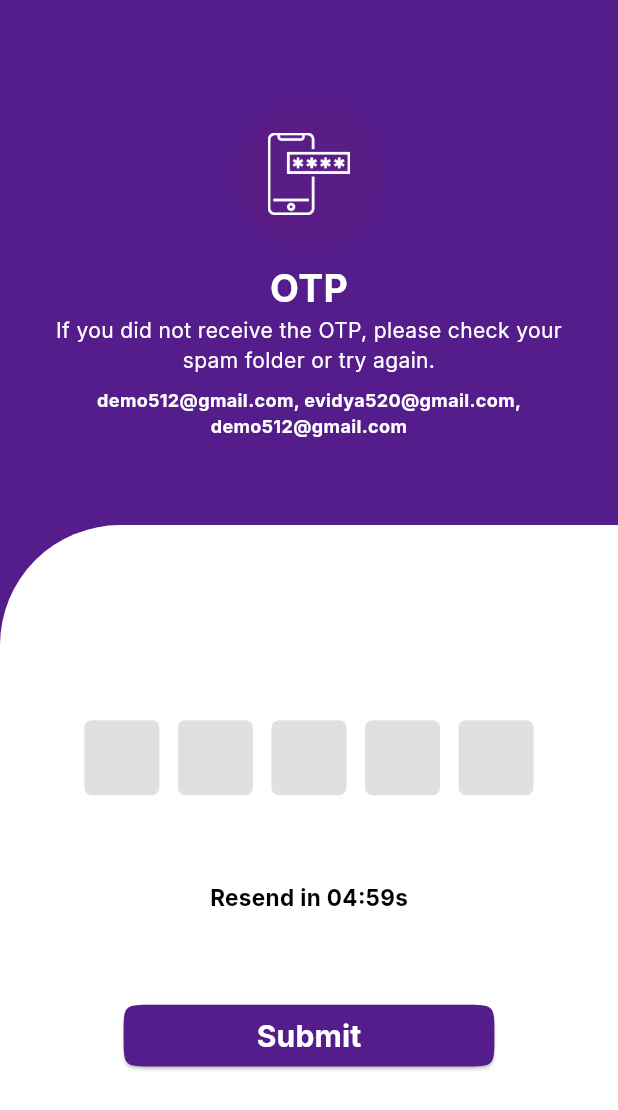
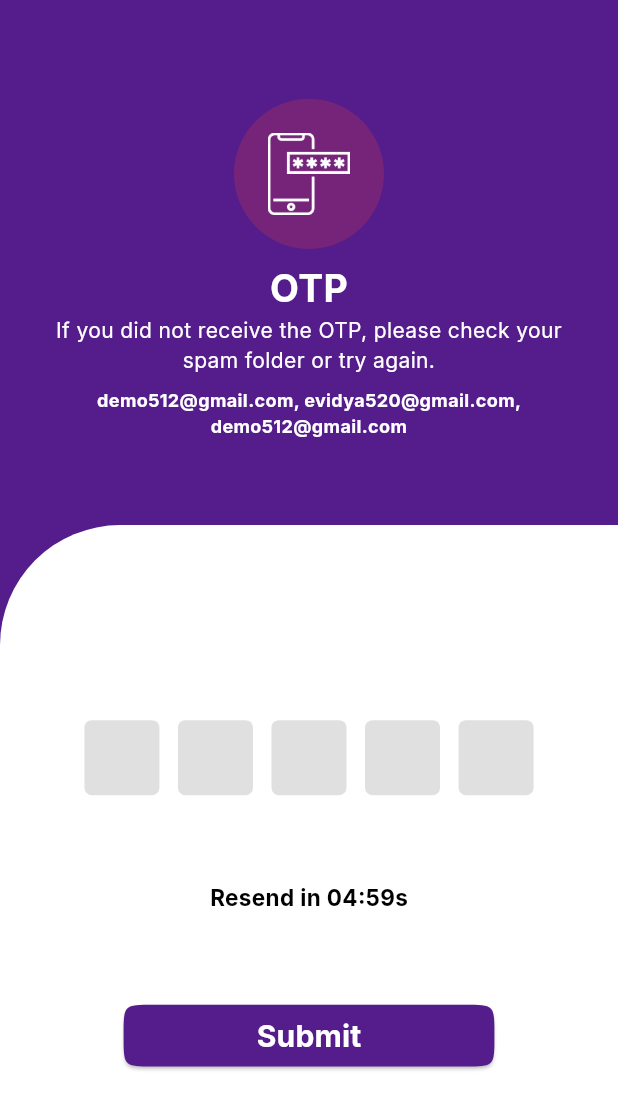
Before and after one commit to NasimuddinSk/custom_table-Login-and-Otp-screen, a Flutter app: the screen it shows after launch, after a tap on "Resend OTP", on a phone screen of 412 x 824 dp. Shown: the top 1110 px of the screen. Run offline on Flutter 3.47's test engine with Material 3 defaults, Android fonts, the phone set to English and light mode, and no system bars; drawn by our look-alikes of pinput; our stand-ins replace google_fonts.

Commit message:
downgrade to old version

```diff
--- a/lib/main.dart
+++ b/lib/main.dart
@@ -2,7 +2,7 @@ import 'package:custom_table/pages/login_demo/pages/otp_page4.dart';
 import 'package:flutter/material.dart';
 
 void main() {
-  runApp(App());
+  runApp(const App());
 }
 
 class App extends StatelessWidget {
@@ -12,11 +12,11 @@ class App extends StatelessWidget {
   Widget build(BuildContext context) {
     return MaterialApp(
       theme: ThemeData(
-        scaffoldBackgroundColor: Color(0xfff2f2f2),
-        appBarTheme: AppBarTheme(backgroundColor: Color(0xfff2f2f2)),
+        scaffoldBackgroundColor: const Color(0xfff2f2f2),
+        appBarTheme: const AppBarTheme(backgroundColor: Color(0xfff2f2f2)),
       ),
       debugShowCheckedModeBanner: false,
-      home: OtpPage4(),
+      home: const OtpPage4(),
     );
   }
 }
--- a/lib/pages/login_demo/pages/home_page.dart
+++ b/lib/pages/login_demo/pages/home_page.dart
@@ -10,7 +10,7 @@ class HomePage extends StatefulWidget {
 class _HomePageState extends State<HomePage> {
   @override
   Widget build(BuildContext context) {
-    return Scaffold(
+    return const Scaffold(
       body: Column(
         mainAxisAlignment: MainAxisAlignment.center,
         children: [
--- a/lib/pages/login_demo/pages/otp_page4.dart
+++ b/lib/pages/login_demo/pages/otp_page4.dart
@@ -27,7 +27,7 @@ class _OtpPage4State extends State<OtpPage4>
     if (value == null || value.isEmpty) {
       return "Required OTP";
     } else if (value == "00000" && value.length == 5) {
-      Navigator.push(context, MaterialPageRoute(builder: (_) => HomePage()));
+      Navigator.push(context, MaterialPageRoute(builder: (_) => const HomePage()));
     } else {
       return "Invalid OTP";
     }
@@ -50,7 +50,7 @@ class _OtpPage4State extends State<OtpPage4>
     resendTime?.cancel();
     _timer = _finalSecound;
 
-    resendTime = Timer.periodic(Duration(seconds: 1), (timer) {
+    resendTime = Timer.periodic(const Duration(seconds: 1), (timer) {
       setState(() {
         if (_timer > 0) {
           _timer--;
@@ -76,7 +76,7 @@ class _OtpPage4State extends State<OtpPage4>
     Size mq = MediaQuery.of(context).size;
 
     return Scaffold(
-      backgroundColor: Color(0xff551C8B),
+      backgroundColor: const Color(0xff551C8B),
       body: SingleChildScrollView(
         child: Column(
           children: [
@@ -86,7 +86,7 @@ class _OtpPage4State extends State<OtpPage4>
                 width: 100,
                 height: 100,
                 decoration: BoxDecoration(
-                  color: Colors.red.withValues(alpha: 0.03),
+                  color: Colors.red.withOpacity(0.2),
                   borderRadius: BorderRadius.circular(100),
                 ),
                 child: Center(
@@ -100,7 +100,6 @@ class _OtpPage4State extends State<OtpPage4>
               ),
             ),
             SizedBox(height: mq.height * 0.01),
-
             Text(
               "OTP",
               style: GoogleFonts.inter(
@@ -109,7 +108,6 @@ class _OtpPage4State extends State<OtpPage4>
                 fontSize: 25,
               ),
             ),
-
             Padding(
               padding: const EdgeInsets.symmetric(horizontal: 30),
               child: Text(
@@ -119,7 +117,6 @@ class _OtpPage4State extends State<OtpPage4>
               ),
             ),
             SizedBox(height: mq.height * 0.01),
-
             Padding(
               padding: const EdgeInsets.symmetric(horizontal: 30),
               child: Text(
@@ -132,13 +129,11 @@ class _OtpPage4State extends State<OtpPage4>
                 ),
               ),
             ),
-
             SizedBox(height: mq.height * 0.07),
             Container(
               width: mq.width,
               height: mq.height * .60,
-
-              decoration: BoxDecoration(
+              decoration: const BoxDecoration(
                 color: Colors.white,
                 borderRadius: BorderRadius.only(topLeft: Radius.circular(80)),
               ),
@@ -148,8 +143,7 @@ class _OtpPage4State extends State<OtpPage4>
                   mainAxisAlignment: MainAxisAlignment.center,
                   children: [
                     Pinput(
-                      errorBuilder:
-                          (errorText, pin) => Text(
+                      errorBuilder: (errorText, pin) => Text(
                         errorText ?? "",
                         style: GoogleFonts.inter(
                           fontSize: 12,
@@ -162,7 +156,6 @@ class _OtpPage4State extends State<OtpPage4>
                       },
                       controller: pinController,
                       focusNode: focusNode,
-
                       validator: _otpValidator,
                       length: 5,
                       defaultPinTheme: PinTheme(
@@ -178,7 +171,6 @@ class _OtpPage4State extends State<OtpPage4>
                       ),
                     ),
                     SizedBox(height: mq.height * 0.07),
-
                     isTimerRunning
                         ? Text(
                             "Resend in ${formatTime(_timer)}s",
@@ -198,7 +190,6 @@ class _OtpPage4State extends State<OtpPage4>
                                 ),
                               ),
                               SizedBox(height: mq.height * 0.01),
-
                               InkWell(
                                 onTap: () {
                                   resendTimer();
@@ -218,13 +209,12 @@ class _OtpPage4State extends State<OtpPage4>
                             ],
                           ),
                     SizedBox(height: mq.height * 0.07),
-
                     ElevatedButton(
                       style: ElevatedButton.styleFrom(
                         shape: ContinuousRectangleBorder(
                           borderRadius: BorderRadius.circular(20),
                         ),
-                        backgroundColor: Color(0xff551C8B),
+                        backgroundColor: const Color(0xff551C8B),
                         foregroundColor: Colors.white,
                         minimumSize: Size(mq.width * .6, mq.height * .05),
                       ),
--- a/pubspec.yaml
+++ b/pubspec.yaml
@@ -19,7 +19,7 @@ publish_to: 'none' # Remove this line if you wish to publish to pub.dev
 version: 1.0.0+1
 
 environment:
-  sdk: ^3.7.0
+  sdk: ">=3.3.4 <4.0.0"
 
 # Dependencies specify other packages that your package needs in order to work.
 # To automatically upgrade your package dependencies to the latest versions
@@ -47,7 +47,7 @@ dev_dependencies:
   # activated in the `analysis_options.yaml` file located at the root of your
   # package. See that file for information about deactivating specific lint
   # rules and activating additional ones.
-  flutter_lints: ^5.0.0
+  flutter_lints: ^4.0.0
 
 # For information on the generic Dart part of this file, see the
 # following page: https://dart.dev/tools/pub/pubspec
```
Also changed, not shown: lib/pages/home_page.dart (+7 -7 lines), lib/pages/login_demo/pages/login_page.dart (+20 -20 lines), lib/pages/login_demo/pages/otp_page.dart (+6 -6 lines), lib/pages/login_demo/pages/otp_page2.dart (+14 -14 lines), lib/pages/login_demo/pages/otp_page3.dart (+9 -9 lines), pubspec.lock, 15 other files. Lines whose indentation alone changed are shown as unchanged.
